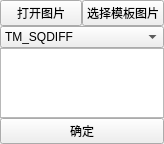
ngzHappy/oct2, file opencv_imgproc/opencv_matchTemplate/ControlItem.ui: the form before one commit.
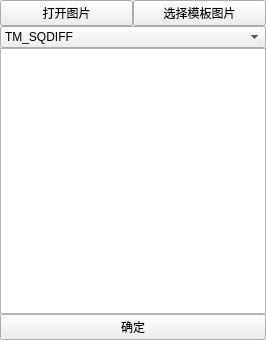
The form after the commit.

```diff
--- a/opencv_imgproc/opencv_matchTemplate/ControlItem.ui
+++ b/opencv_imgproc/opencv_matchTemplate/ControlItem.ui
@@ -85,7 +85,14 @@
     </widget>
    </item>
    <item>
-    <widget class="QGraphicsView" name="template_image_view"/>
+    <widget class="QGraphicsView" name="template_image_view">
+     <property name="minimumSize">
+      <size>
+       <width>266</width>
+       <height>266</height>
+      </size>
+     </property>
+    </widget>
    </item>
    <item>
     <widget class="QPushButton" name="do_button">
```
